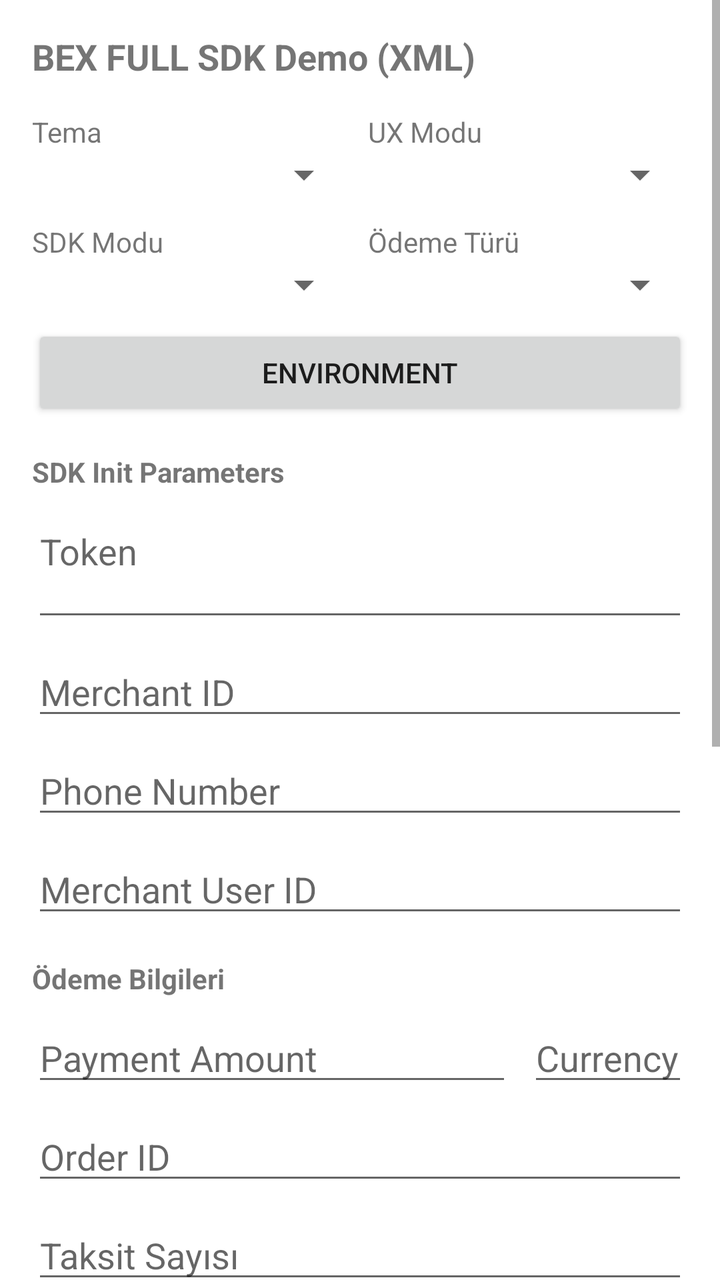
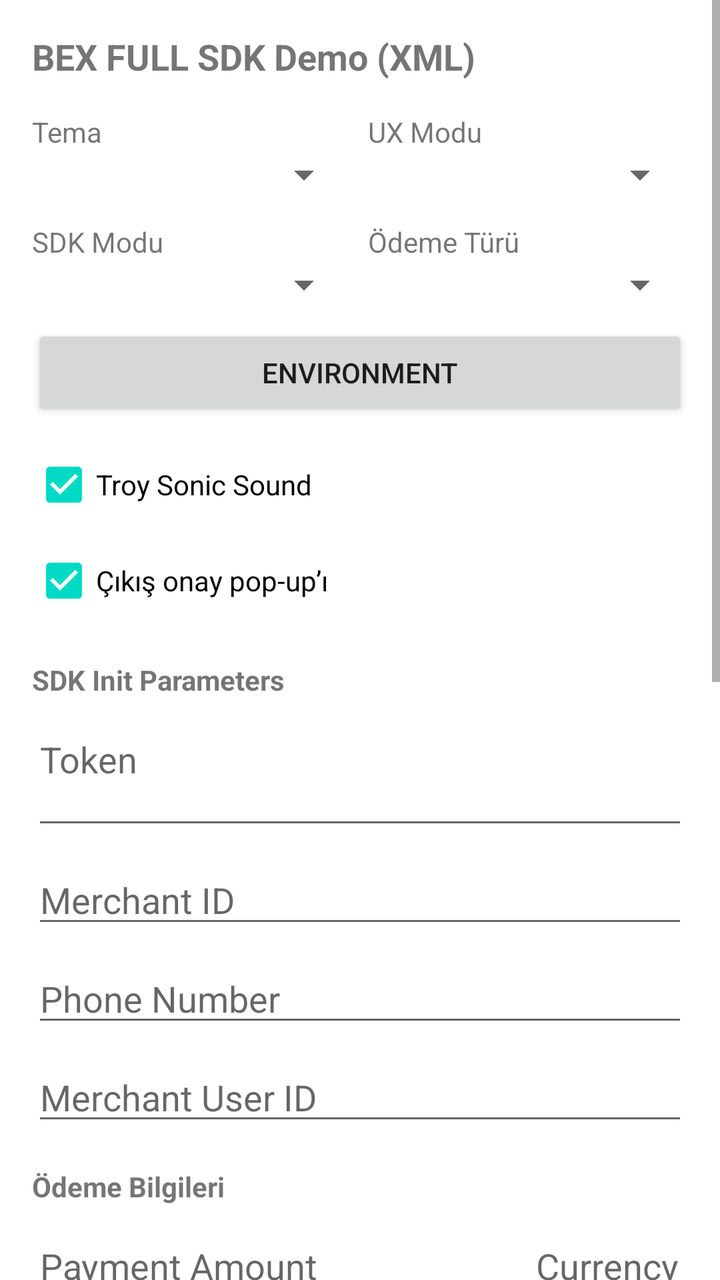

Before-and-after screenshots of an Android layout around one commit, followed by the original layout XML and the change that was made.
<!-- AndroidManifest.xml: activity theme Theme.BEXSDK -->
<!-- res/layout/activity_xml_example.xml -->
<?xml version="1.0" encoding="utf-8"?>
<FrameLayout xmlns:android="http://schemas.android.com/apk/res/android"
    android:layout_width="match_parent"
    android:layout_height="match_parent">

    <ScrollView
        android:id="@+id/scroll_root"
        android:layout_width="match_parent"
        android:layout_height="match_parent"
        android:fillViewport="true">

        <LinearLayout
            android:layout_width="match_parent"
            android:layout_height="wrap_content"
            android:orientation="vertical"
            android:padding="16dp">

            <TextView
                android:layout_width="match_parent"
                android:layout_height="wrap_content"
                android:text="BEX FULL SDK Demo (XML)"
                android:textSize="18sp"
                android:textStyle="bold" />

            <LinearLayout
                android:layout_width="match_parent"
                android:layout_height="wrap_content"
                android:layout_marginTop="16dp"
                android:orientation="horizontal">

                <LinearLayout
                    android:layout_width="0dp"
                    android:layout_height="wrap_content"
                    android:layout_weight="1"
                    android:orientation="vertical">

                    <TextView
                        android:layout_width="match_parent"
                        android:layout_height="wrap_content"
                        android:text="Tema" />

                    <Spinner
                        android:id="@+id/spinner_theme"
                        android:layout_width="match_parent"
                        android:layout_height="wrap_content" />
                </LinearLayout>

                <LinearLayout
                    android:layout_width="0dp"
                    android:layout_height="wrap_content"
                    android:layout_marginStart="8dp"
                    android:layout_weight="1"
                    android:orientation="vertical">

                    <TextView
                        android:layout_width="match_parent"
                        android:layout_height="wrap_content"
                        android:text="UX Modu" />

                    <Spinner
                        android:id="@+id/spinner_ux_mode"
                        android:layout_width="match_parent"
                        android:layout_height="wrap_content" />
                </LinearLayout>
            </LinearLayout>

            <LinearLayout
                android:layout_width="match_parent"
                android:layout_height="wrap_content"
                android:layout_marginTop="12dp"
                android:orientation="horizontal">

                <LinearLayout
                    android:layout_width="0dp"
                    android:layout_height="wrap_content"
                    android:layout_weight="1"
                    android:orientation="vertical">

                    <TextView
                        android:layout_width="match_parent"
                        android:layout_height="wrap_content"
                        android:text="SDK Modu" />

                    <Spinner
                        android:id="@+id/spinner_direct_action"
                        android:layout_width="match_parent"
                        android:layout_height="wrap_content" />
                </LinearLayout>

                <LinearLayout
                    android:layout_width="0dp"
                    android:layout_height="wrap_content"
                    android:layout_marginStart="8dp"
                    android:layout_weight="1"
                    android:orientation="vertical">

                    <TextView
                        android:layout_width="match_parent"
                        android:layout_height="wrap_content"
                        android:text="Ödeme Türü" />

                    <Spinner
                        android:id="@+id/spinner_payment_security"
                        android:layout_width="match_parent"
                        android:layout_height="wrap_content" />
                </LinearLayout>
            </LinearLayout>

            <Button
                android:id="@+id/button_environment"
                android:layout_width="match_parent"
                android:layout_height="wrap_content"
                android:layout_marginTop="8dp"
                android:text="Environment" />

            <TextView
                android:layout_width="match_parent"
                android:layout_height="wrap_content"
                android:layout_marginTop="16dp"
                android:text="SDK Init Parameters"
                android:textStyle="bold" />

            <EditText
                android:id="@+id/edit_token"
                android:layout_width="match_parent"
                android:layout_height="wrap_content"
                android:layout_marginTop="8dp"
                android:gravity="top"
                android:hint="Token"
                android:inputType="textMultiLine"
                android:minLines="2" />

            <EditText
                android:id="@+id/edit_merchant_id"
                android:layout_width="match_parent"
                android:layout_height="wrap_content"
                android:layout_marginTop="8dp"
                android:hint="Merchant ID" />

            <EditText
                android:id="@+id/edit_phone_number"
                android:layout_width="match_parent"
                android:layout_height="wrap_content"
                android:layout_marginTop="8dp"
                android:hint="Phone Number"
                android:inputType="phone" />

            <EditText
                android:id="@+id/edit_merchant_user_id"
                android:layout_width="match_parent"
                android:layout_height="wrap_content"
                android:layout_marginTop="8dp"
                android:hint="Merchant User ID" />

            <TextView
                android:layout_width="match_parent"
                android:layout_height="wrap_content"
                android:layout_marginTop="16dp"
                android:text="Ödeme Bilgileri"
                android:textStyle="bold" />

            <LinearLayout
                android:layout_width="match_parent"
                android:layout_height="wrap_content"
                android:layout_marginTop="8dp"
                android:orientation="horizontal">

                <EditText
                    android:id="@+id/edit_payment_amount"
                    android:layout_width="0dp"
                    android:layout_height="wrap_content"
                    android:layout_weight="0.75"
                    android:hint="Payment Amount"
                    android:inputType="numberDecimal" />

                <EditText
                    android:id="@+id/edit_payment_currency"
                    android:layout_width="0dp"
                    android:layout_height="wrap_content"
                    android:layout_marginStart="8dp"
                    android:layout_weight="0.25"
                    android:hint="Currency"
                    android:inputType="textCapCharacters" />
            </LinearLayout>

            <EditText
                android:id="@+id/edit_order_id"
                android:layout_width="match_parent"
                android:layout_height="wrap_content"
                android:layout_marginTop="8dp"
                android:hint="Order ID" />

            <EditText
                android:id="@+id/edit_installment_count"
                android:layout_width="match_parent"
                android:layout_height="wrap_content"
                android:layout_marginTop="8dp"
                android:hint="Taksit Sayısı"
                android:inputType="number" />

            <TextView
                android:layout_width="match_parent"
                android:layout_height="wrap_content"
                android:layout_marginTop="8dp"
                android:text="İşlem Türü" />

            <Spinner
                android:id="@+id/spinner_transaction_type"
                android:layout_width="match_parent"
                android:layout_height="wrap_content" />

            <EditText
                android:id="@+id/edit_success_url"
                android:layout_width="match_parent"
                android:layout_height="wrap_content"
                android:layout_marginTop="8dp"
                android:hint="Success URL"
                android:inputType="textUri" />

            <EditText
                android:id="@+id/edit_fail_url"
                android:layout_width="match_parent"
                android:layout_height="wrap_content"
                android:layout_marginTop="8dp"
                android:hint="Error URL"
                android:inputType="textUri" />

            <LinearLayout
                android:layout_width="match_parent"
                android:layout_height="wrap_content"
                android:layout_marginTop="12dp"
                android:orientation="horizontal">

                <Button
                    android:id="@+id/button_reset_defaults"
                    android:layout_width="0dp"
                    android:layout_height="wrap_content"
                    android:layout_weight="1"
                    android:text="Reset Defaults" />

                <Button
                    android:id="@+id/button_save_defaults_current"
                    android:layout_width="0dp"
                    android:layout_height="wrap_content"
                    android:layout_marginStart="8dp"
                    android:layout_weight="1"
                    android:text="Save Defaults" />
            </LinearLayout>

            <Button
                android:id="@+id/button_set_defaults_dialog"
                android:layout_width="match_parent"
                android:layout_height="wrap_content"
                android:layout_marginTop="8dp"
                android:text="Set Defaults" />

            <TextView
                android:layout_width="match_parent"
                android:layout_height="wrap_content"
                android:layout_marginTop="16dp"
                android:text="Selected Card"
                android:textStyle="bold" />

            <LinearLayout
                android:id="@+id/selected_card_container"
                android:layout_width="match_parent"
                android:layout_height="wrap_content"
                android:layout_marginTop="8dp"
                android:orientation="vertical"
                android:padding="12dp">

                <TextView
                    android:id="@+id/selected_card_name"
                    android:layout_width="match_parent"
                    android:layout_height="wrap_content"
                    android:text="-" />

                <TextView
                    android:id="@+id/selected_card_detail"
                    android:layout_width="match_parent"
                    android:layout_height="wrap_content"
                    android:text="-" />
            </LinearLayout>

            <Button
                android:id="@+id/button_sdk_start"
                android:layout_width="match_parent"
                android:layout_height="wrap_content"
                android:layout_marginTop="16dp"
                android:text="SDK Başlat" />
        </LinearLayout>
    </ScrollView>
</FrameLayout>
<!-- resources referenced by this layout -->
<resources>
  <style name="Theme.BEXSDK" parent="Theme.MaterialComponents.DayNight.NoActionBar" />
</resources>

<!-- the commit's change to res/layout/activity_xml_example.xml (unified diff, before → after) -->
@@ -113,6 +113,21 @@
                 android:layout_marginTop="8dp"
                 android:text="Environment" />
 
+            <CheckBox
+                android:id="@+id/checkbox_troy_sonic"
+                android:layout_width="match_parent"
+                android:layout_height="wrap_content"
+                android:layout_marginTop="8dp"
+                android:checked="true"
+                android:text="Troy Sonic Sound" />
+
+            <CheckBox
+                android:id="@+id/checkbox_exit_confirmation"
+                android:layout_width="match_parent"
+                android:layout_height="wrap_content"
+                android:checked="true"
+                android:text="Çıkış onay pop-up’ı" />
+
             <TextView
                 android:layout_width="match_parent"
                 android:layout_height="wrap_content"
